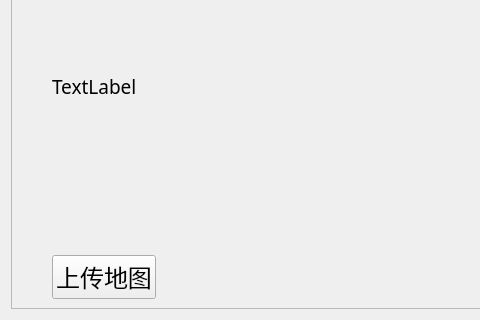
Above: ui/widgets/subpages/page2_x/page2_0/page.ui from ArcherLuo233/election-s-prediction before the change; both pictures show x 0 to 480 and y 173 to 493 of the 701 by 493 pixel window. Below: the same form after it.
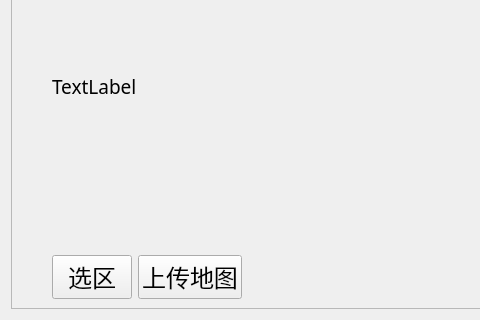
That is the form after the change.

What changed in the file:
```diff
--- a/ui/widgets/subpages/page2_x/page2_0/page.ui
+++ b/ui/widgets/subpages/page2_x/page2_0/page.ui
@@ -148,6 +148,22 @@
         </item>
         <item>
          <layout class="QHBoxLayout" name="horizontalLayout_8">
+             <item>
+                 <widget class="QPushButton" name="btn_findzone">
+                     <property name="font">
+                         <font>
+                             <family>黑体</family>
+                             <pointsize>18</pointsize>
+                         </font>
+                     </property>
+                     <property name="cursor">
+                         <cursorShape>PointingHandCursor</cursorShape>
+                     </property>
+                     <property name="text">
+                         <string>选区</string>
+                     </property>
+                 </widget>
+             </item>
           <item>
            <widget class="QPushButton" name="btn_savemap">
             <property name="font">
```
Lines whose indentation alone changed are shown as unchanged.
